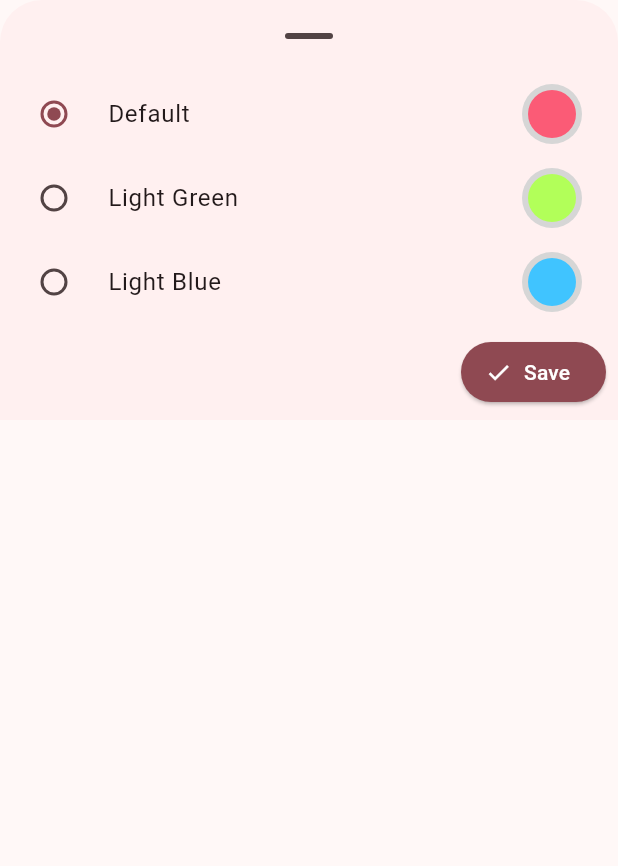
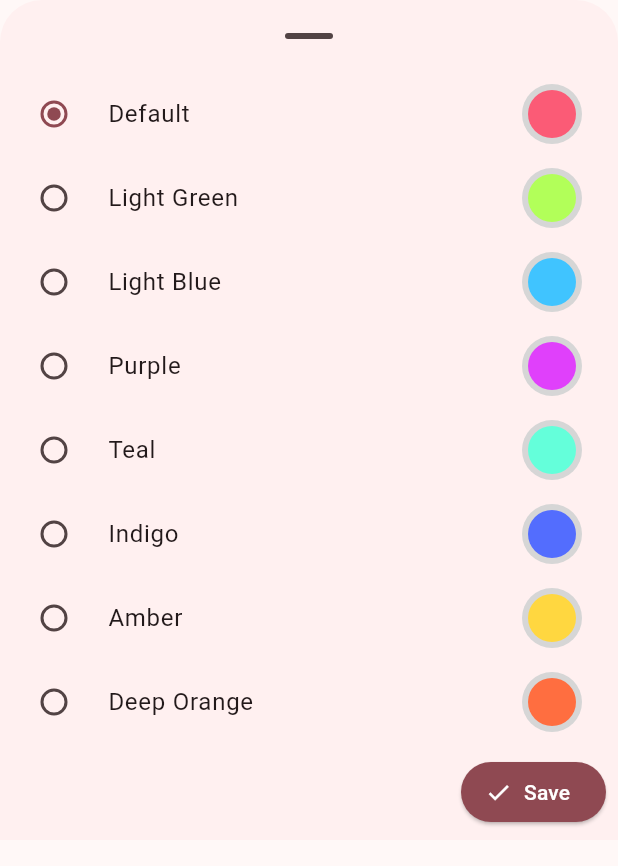
Before and after one commit to samanjhutty/Habit-Tracker, a Flutter app: the MyBottomSheet widget shown alone on an empty page, opened directly, on a phone screen of 412 x 824 dp. Shown: the top 866 px of the screen. Run offline on Flutter 3.47's test engine with Material 3 defaults, Android fonts, the phone set to English and light mode, and no system bars; our stand-ins replace awesome_notifications, cloud_firestore, file_picker, firebase_auth, firebase_core, firebase_storage and 6 more; accounts and stored records are empty.

Commit message:
feat: more themes added

```diff
--- a/lib/main.dart
+++ b/lib/main.dart
@@ -75,6 +75,7 @@ class MyApp extends StatelessWidget {
           '/reauth': (p0) => const ReAuthenticate()
         },
         title: 'Tracker',
+        debugShowCheckedModeBanner: false,
         theme: ThemeData(
           colorScheme: ColorScheme.fromSeed(
               seedColor: color, secondary: Colors.grey[350]),
--- a/lib/view/widgets/theme_sheet.dart
+++ b/lib/view/widgets/theme_sheet.dart
@@ -105,6 +105,126 @@ class _MyBottomSheetState extends State<MyBottomSheet>
               ],
             ),
           ),
+          RadioListTile(
+            value: const Color(0xFFE040FB),
+            groupValue: appThemeColor,
+            onChanged: (value) {
+              setState(() {
+                appThemeColor = value!;
+              });
+            },
+            title: Row(
+              mainAxisAlignment: MainAxisAlignment.spaceBetween,
+              children: [
+                const Text('Purple'),
+                Container(
+                  decoration: BoxDecoration(
+                      color: scheme.secondary, shape: BoxShape.circle),
+                  padding: const EdgeInsets.all(4),
+                  child: const CircleAvatar(
+                    radius: 16,
+                    backgroundColor: Color(0xFFE040FB),
+                  ),
+                )
+              ],
+            ),
+          ),
+          RadioListTile(
+            value: const Color(0xFF64FFDA),
+            groupValue: appThemeColor,
+            onChanged: (value) {
+              setState(() {
+                appThemeColor = value!;
+              });
+            },
+            title: Row(
+              mainAxisAlignment: MainAxisAlignment.spaceBetween,
+              children: [
+                const Text('Teal'),
+                Container(
+                  decoration: BoxDecoration(
+                      color: scheme.secondary, shape: BoxShape.circle),
+                  padding: const EdgeInsets.all(4),
+                  child: const CircleAvatar(
+                    radius: 16,
+                    backgroundColor: Color(0xFF64FFDA),
+                  ),
+                )
+              ],
+            ),
+          ),
+          RadioListTile(
+            value: const Color(0xFF536DFE),
+            groupValue: appThemeColor,
+            onChanged: (value) {
+              setState(() {
+                appThemeColor = value!;
+              });
+            },
+            title: Row(
+              mainAxisAlignment: MainAxisAlignment.spaceBetween,
+              children: [
+                const Text('Indigo'),
+                Container(
+                  decoration: BoxDecoration(
+                      color: scheme.secondary, shape: BoxShape.circle),
+                  padding: const EdgeInsets.all(4),
+                  child: const CircleAvatar(
+                    radius: 16,
+                    backgroundColor: Color(0xFF536DFE),
+                  ),
+                )
+              ],
+            ),
+          ),
+          RadioListTile(
+            value: const Color(0xFFFFD740),
+            groupValue: appThemeColor,
+            onChanged: (value) {
+              setState(() {
+                appThemeColor = value!;
+              });
+            },
+            title: Row(
+              mainAxisAlignment: MainAxisAlignment.spaceBetween,
+              children: [
+                const Text('Amber'),
+                Container(
+                  decoration: BoxDecoration(
+                      color: scheme.secondary, shape: BoxShape.circle),
+                  padding: const EdgeInsets.all(4),
+                  child: const CircleAvatar(
+                    radius: 16,
+                    backgroundColor: Color(0xFFFFD740),
+                  ),
+                )
+              ],
+            ),
+          ),
+          RadioListTile(
+            value: const Color(0xFFFF6E40),
+            groupValue: appThemeColor,
+            onChanged: (value) {
+              setState(() {
+                appThemeColor = value!;
+              });
+            },
+            title: Row(
+              mainAxisAlignment: MainAxisAlignment.spaceBetween,
+              children: [
+                const Text('Deep Orange'),
+                Container(
+                  decoration: BoxDecoration(
+                      color: scheme.secondary, shape: BoxShape.circle),
+                  padding: const EdgeInsets.all(4),
+                  child: const CircleAvatar(
+                    radius: 16,
+                    backgroundColor: Color(0xFFFF6E40),
+                  ),
+                )
+              ],
+            ),
+          ),
           Padding(
             padding: const EdgeInsets.all(8),
             child: Row(
```
